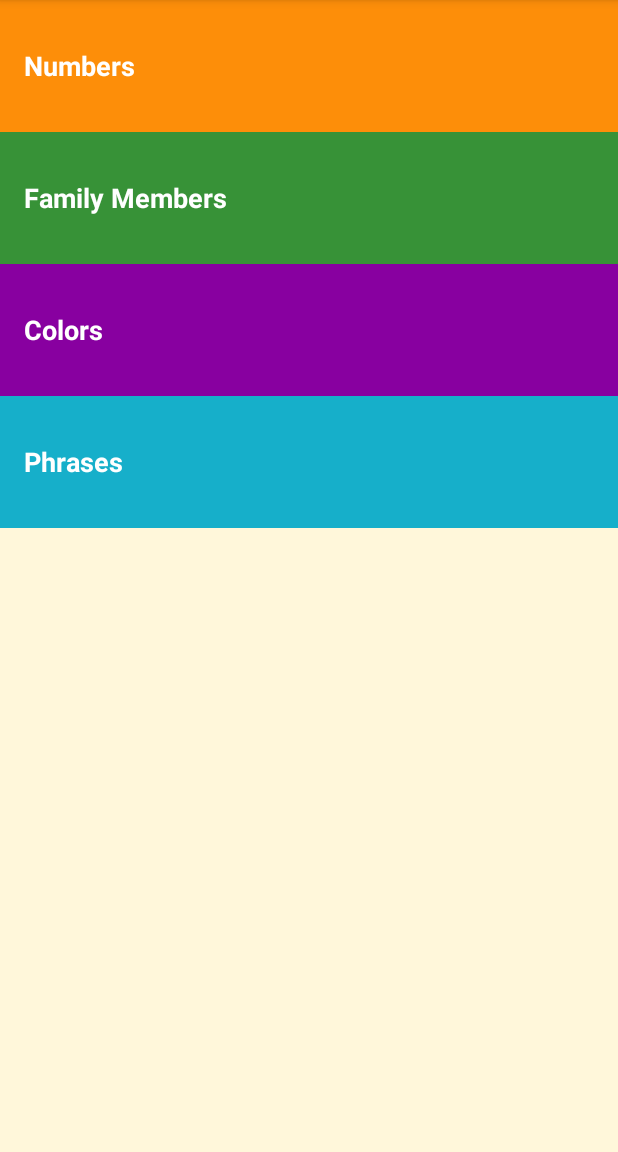
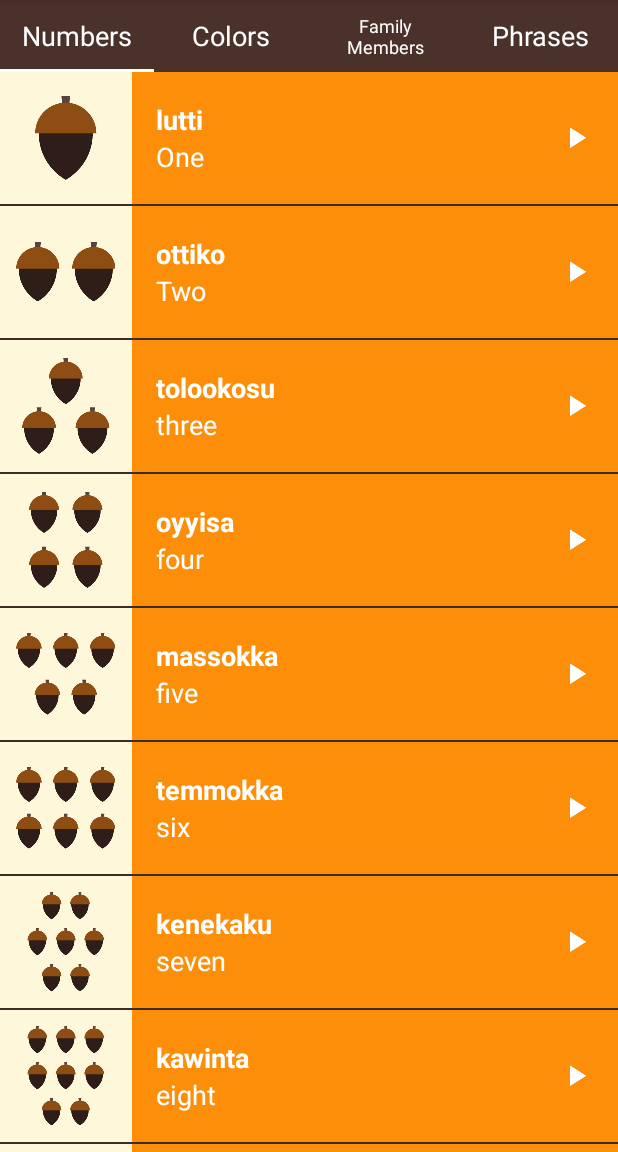
Before and after one commit to fouv/Android-app-training, an Android app: the screen it shows after launch (MainActivity), on a phone screen of 412 x 824 dp, the part 84-1236 px from its top. Run offline under Robolectric (Android 15) with nearby library versions, the phone set to English and light mode, and no system bars.

Commit message:
add TabLayout

```diff
--- a/app/build.gradle
+++ b/app/build.gradle
@@ -20,7 +20,7 @@ android {
 }
 
 dependencies {
-    compile fileTree(dir: 'libs', include: ['*.jar'])
+    compile fileTree(include: ['*.jar'], dir: 'libs')
     compile 'com.android.support:appcompat-v7:23.3.0'
     compile 'com.android.support:support-v4:23.3.0'
     compile 'com.android.support:design:23.3.0'
--- a/app/src/main/java/com/example/android/miwok/PhrasesActivity.java
+++ b/app/src/main/java/com/example/android/miwok/ColorsFragment.java
@@ -4,20 +4,25 @@ import android.content.Context;
 import android.media.AudioManager;
 import android.media.MediaPlayer;
 import android.os.Bundle;
-import android.support.v7.app.AppCompatActivity;
+import android.support.v4.app.Fragment;
+import android.view.LayoutInflater;
 import android.view.View;
+import android.view.ViewGroup;
 import android.widget.AdapterView;
-import android.widget.AdapterView.OnItemClickListener;
 import android.widget.ListView;
 
 import java.util.ArrayList;
 
-public class PhrasesActivity extends AppCompatActivity {
+
+/**
+ * {@link Fragment} that displays a list of number vocabulary words.
+ */
+public class ColorsFragment extends Fragment {
 
     private MediaPlayer mMediaPlayer;
 
     // set global variable for audioManager
-    private AudioManager myAudioManager;
+    private AudioManager mAudioManager;
 
     private AudioManager.OnAudioFocusChangeListener mOnAudioFocusChangeListener =
             new AudioManager.OnAudioFocusChangeListener()    {
@@ -35,7 +40,6 @@ public class PhrasesActivity extends AppCompatActivity {
                     }
                 }
             };
-
     //set a variable for OnCompletionListener
     private MediaPlayer.OnCompletionListener mCompletionListener = new MediaPlayer.OnCompletionListener() {
         @Override
@@ -45,37 +49,37 @@ public class PhrasesActivity extends AppCompatActivity {
     };
 
     @Override
-    protected void onCreate(Bundle savedInstanceState) {
-        super.onCreate(savedInstanceState);
-        setContentView(R.layout.word_list);
+    public View onCreateView(LayoutInflater inflater, ViewGroup container,
+                             Bundle savedInstanceState) {
+        // Inflate the layout for this fragment
+        View rootView = inflater.inflate(R.layout.word_list, container, false);
 
         // Initialize the audio service
-        myAudioManager = (AudioManager) getSystemService(Context.AUDIO_SERVICE);
+        mAudioManager = (AudioManager) getActivity().getSystemService(Context.AUDIO_SERVICE);
 
         //create an Arraylist of Words objects
         final ArrayList<Word> words = new ArrayList<Word>();
-        words.add(new Word("Where are you going?", "minto wuksus",
-                R.raw.phrase_where_are_you_going));
-        words.add(new Word("What is your name?", "tinnә oyaase'nә",
-                R.raw.phrase_what_is_your_name));
-        words.add(new Word("My name is...", "oyaaset...", R.raw.phrase_my_name_is));
-        words.add(new Word("How are you feeling?", "michәksәs?", R.raw.phrase_how_are_you_feeling));
-        words.add(new Word("I’m feeling good.", "kuchi achit", R.raw.phrase_im_feeling_good));
-        words.add(new Word("Are you coming?", "әәnәs'aa?", R.raw.phrase_are_you_coming));
-        words.add(new Word("Yes, I’m coming.", "hәә’ әәnәm", R.raw.phrase_yes_im_coming));
-        words.add(new Word("I’m coming.", "әәnәm", R.raw.phrase_im_coming));
-        words.add(new Word("Let’s go.", "yoowutis", R.raw.phrase_lets_go));
-        words.add(new Word("Come here.", "әnni'nem", R.raw.phrase_come_here));
+        words.add(new Word("red", "weṭeṭṭi", R.drawable.color_red, R.raw.color_red));
+        words.add(new Word("green", "chokokki", R.drawable.color_green, R.raw.color_green));
+        words.add(new Word("brown", "ṭakaakki", R.drawable.color_brown,
+                R.raw.color_brown));
+        words.add(new Word("gray", "ṭopoppi", R.drawable.color_gray, R.raw.color_gray));
+        words.add(new Word("black", "kululli", R.drawable.color_black, R.raw.color_black));
+        words.add(new Word("white", "kelelli", R.drawable.color_white,
+                R.raw.color_white));
+        words.add(new Word("dusty yellow", "ṭopiisә", R.drawable.color_dusty_yellow, R.raw.color_dusty_yellow));
+        words.add(new Word("mustard yellow", "chiwiiṭә", R.drawable.color_mustard_yellow, R.raw.color_mustard_yellow));
 
         // Create an {@link WordAdapter}, whose data source is a list of {@link Word}s. The
         // adapter knows how to create list items for each item in the list.
-        WordAdapter adapter = new WordAdapter(this, words, R.color.category_phrases);
+        WordAdapter adapter = new WordAdapter(getActivity(), words, R.color.category_colors);
 
         //  Get a reference to the ListView and attach the adapter to the listView (word_list.xml)
-        ListView listView = (ListView) findViewById(R.id.list);
+        ListView listView = (ListView) rootView.findViewById(R.id.list);
         listView.setAdapter(adapter);
-        //set a click listener to the arraylist to know where the user clique
-        listView.setOnItemClickListener(new OnItemClickListener() {
+
+        // Set a ClickListener on the ArrayList to know where the user click
+        listView.setOnItemClickListener(new AdapterView.OnItemClickListener() {
             @Override
             public void onItemClick(AdapterView<?> parent, View view, int position, long id) {
                 // set a variable of the word position
@@ -83,16 +87,15 @@ public class PhrasesActivity extends AppCompatActivity {
 
                 // Release the mediaPlayer to initialize sonds and avoid errors if user click on the same time on different items.
                 releaseMediaPlayer();
-
                 // Request audio Focus
-                int result = myAudioManager.requestAudioFocus(mOnAudioFocusChangeListener,
+                int result = mAudioManager.requestAudioFocus(mOnAudioFocusChangeListener,
                         AudioManager.STREAM_MUSIC,
                         AudioManager.AUDIOFOCUS_GAIN_TRANSIENT);
 
-                if (result == AudioManager.AUDIOFOCUS_REQUEST_GRANTED){
+                if (result == AudioManager.AUDIOFOCUS_REQUEST_GRANTED) {
 
                     // associate variable word with MiwokSong
-                    mMediaPlayer = MediaPlayer.create(PhrasesActivity.this, word.getMiwokSong());
+                    mMediaPlayer = MediaPlayer.create(getActivity(), word.getMiwokSong());
 
                     //Start playing MiwokSong
                     mMediaPlayer.start();
@@ -103,19 +106,11 @@ public class PhrasesActivity extends AppCompatActivity {
 
             }
         });
+        // return root view for Fragment code
+        return rootView;
     }
 
-    /**
-     * release MediaPlayer if user leaves app.
-     */
-    @Override
-    protected void onStop() {
-        super.onStop();
-        releaseMediaPlayer();
-
-    }
-
-    /**
+     /**
      * Clean up the media player by releasing its resources.
      */
     private void releaseMediaPlayer() {
@@ -125,8 +120,24 @@ public class PhrasesActivity extends AppCompatActivity {
             // because we no longer need it.
             mMediaPlayer.release();
 
-            //Abandon audio focus when playback is complete
-            myAudioManager.abandonAudioFocus(mOnAudioFocusChangeListener);
+            // Set the media player back to null. For our code, we've decided that
+            // setting the media player to null is an easy way to tell that the media player
+            // is not configured to play an audio file at the moment.
+            mMediaPlayer = null;
+
+            // Regardless of whether or not we were granted audio focus, abandon it. This also
+            // unregisters the AudioFocusChangeListener so we don't get anymore callbacks.
+            mAudioManager.abandonAudioFocus(mOnAudioFocusChangeListener);
         }
     }
+
+    @Override
+    public void onStop() {
+        super.onStop();
+        // When the activity is stopped, release the media player resources because we won't
+        // be playing any more sounds.
+        releaseMediaPlayer();
+    }
+
+
 }
--- a/app/src/main/java/com/example/android/miwok/MainActivity.java
+++ b/app/src/main/java/com/example/android/miwok/MainActivity.java
@@ -15,71 +15,34 @@
  */
 package com.example.android.miwok;
 
-import android.content.Intent;
 import android.os.Bundle;
+import android.support.design.widget.TabLayout;
+import android.support.v4.view.ViewPager;
 import android.support.v7.app.AppCompatActivity;
-import android.view.View;
-import android.widget.TextView;
 
 public class MainActivity extends AppCompatActivity {
-
+    // display the ViewPage in each page
     @Override
     protected void onCreate(Bundle savedInstanceState) {
         super.onCreate(savedInstanceState);
 
-        // Set the content of the activity to use the activity_main.xml layout file
-        setContentView(R.layout.activity_main);
+        // Set the content of the activity to use the activity_category.xml layout file
+        setContentView(R.layout.activity_category);
 
-        // Find the View that shows the numbers category
-        TextView numbers = (TextView) findViewById(R.id.numbers);
+        // Find the view pager that will allow the user to swipe between fragments
+        ViewPager viewPager = (ViewPager) findViewById(R.id.viewpager);
 
-// Set a click listener on that View
-        numbers.setOnClickListener(new View.OnClickListener() {
-            // The code in this method will be executed when the numbers View is clicked on.
-            @Override
-            public void onClick(View view) {
-                Intent numbersIntent = new Intent(MainActivity.this, NumbersActivity.class);
-                startActivity(numbersIntent);
-            }
-        });
+        //create an an adapter that knows which fragment shown
+        SimpleFragmentPagerAdapter adapter = new SimpleFragmentPagerAdapter(this,getSupportFragmentManager());
 
-        // Find the View that shows the Family Members category
-        TextView familyMembers = (TextView) findViewById(R.id.family);
 
-// Set a click listener on that View
-        familyMembers.setOnClickListener(new View.OnClickListener() {
-            // The code in this method will be executed when the family View is clicked on.
-            @Override
-            public void onClick(View view) {
-                Intent familyIntent = new Intent(MainActivity.this, FamilyActivity.class);
-                startActivity(familyIntent);
-            }
-        });
-        // Find the View that shows the Colors category
-        TextView colors = (TextView) findViewById(R.id.colors);
+        // set the adapter into the view pager
+        viewPager.setAdapter(adapter);
 
-// Set a click listener on that View
-        colors.setOnClickListener(new View.OnClickListener() {
-            // The code in this method will be executed when the colors View is clicked on.
-            @Override
-            public void onClick(View view) {
-                Intent colorsIntent = new Intent(MainActivity.this, ColorsActivity.class);
-                startActivity(colorsIntent);
-            }
-        });
 
-        // Find the View that shows the Phrases category
-        TextView phrases = (TextView) findViewById(R.id.phrases);
+        // Give the TabLayout to the ViewPager
+        TabLayout tabLayout = (TabLayout) findViewById(R.id.sliding_tabs);
+        tabLayout.setupWithViewPager(viewPager);
 
-// Set a click listener on that View
-        phrases.setOnClickListener(new View.OnClickListener() {
-            // The code in this method will be executed when the phrases View is clicked on.
-            @Override
-            public void onClick(View view) {
-                Intent phrasesIntent = new Intent(MainActivity.this, PhrasesActivity.class);
-                startActivity(phrasesIntent);
-            }
-        });
     }
-
 }
--- a/app/src/main/java/com/example/android/miwok/NumbersActivity.java
+++ b/app/src/main/java/com/example/android/miwok/NumbersFragment.java
@@ -4,27 +4,32 @@ import android.content.Context;
 import android.media.AudioManager;
 import android.media.MediaPlayer;
 import android.os.Bundle;
-import android.support.v7.app.AppCompatActivity;
+import android.support.v4.app.Fragment;
+import android.view.LayoutInflater;
 import android.view.View;
+import android.view.ViewGroup;
 import android.widget.AdapterView;
-import android.widget.AdapterView.OnItemClickListener;
 import android.widget.ListView;
 
 import java.util.ArrayList;
 
-public class NumbersActivity extends AppCompatActivity {
+/**
+ * {@link Fragment} that displays a list of number vocabulary words.
+ */
+public class NumbersFragment extends Fragment {
 
+    //set a global variable for MediaPlayer
     private MediaPlayer mMediaPlayer;
 
     // set global variable for audioManager
-    private AudioManager myAudioManager;
+    private AudioManager mAudioManager;
 
     private AudioManager.OnAudioFocusChangeListener mOnAudioFocusChangeListener =
-            new AudioManager.OnAudioFocusChangeListener()    {
+            new AudioManager.OnAudioFocusChangeListener() {
 
-            public void onAudioFocusChange (int focusChange){
+                public void onAudioFocusChange(int focusChange) {
                     if (focusChange == AudioManager.AUDIOFOCUS_LOSS_TRANSIENT || //audio Focus lost
-                    focusChange == AudioManager.AUDIOFOCUS_LOSS_TRANSIENT_CAN_DUCK){ //our app can play word at lower volume
+                            focusChange == AudioManager.AUDIOFOCUS_LOSS_TRANSIENT_CAN_DUCK) { //our app can play word at lower volume
                         mMediaPlayer.pause();
                         mMediaPlayer.seekTo(0);//0 because the word start at the beginning
                     } else if (focusChange == AudioManager.AUDIOFOCUS_GAIN) { //our app regained focus and can resume playback
@@ -44,13 +49,18 @@ public class NumbersActivity extends AppCompatActivity {
         }
     };
 
+    public NumbersFragment() {
+        // Required empty public constructor
+    }
+
+    // method onCreate with Layout inflater  return the root view
     @Override
-    protected void onCreate(Bundle savedInstanceState) {
-        super.onCreate(savedInstanceState);
-        setContentView(R.layout.word_list);
+    public View onCreateView(LayoutInflater inflater, ViewGroup container,
+                             Bundle savedInstanceState) {
+        View rootView = inflater.inflate(R.layout.word_list, container, false);
 
         // Initialize the audio service
-        myAudioManager = (AudioManager) getSystemService(Context.AUDIO_SERVICE);
+        mAudioManager = (AudioManager) getActivity().getSystemService(Context.AUDIO_SERVICE);
 
         //create an Arraylist of Words objects
         final ArrayList<Word> words = new ArrayList<Word>();
@@ -66,15 +76,15 @@ public class NumbersActivity extends AppCompatActivity {
         words.add(new Word("ten", "na’aacha", R.drawable.number_ten, R.raw.number_ten));
 
         // Create an {@link WordAdapter}, whose data source is a list of {@link Word}s. The
-        // adapter knows how to create list items for each item in the list.
-        WordAdapter adapter = new WordAdapter(this, words, R.color.category_numbers);
+        // adapter knows how to create list items for each item in the list.  getActivity replace this for Fragments
+        WordAdapter adapter = new WordAdapter(getActivity(), words, R.color.category_numbers);
 
-        //  Get a reference to the ListView and attach the adapter to the listView (word_list.xml
-        ListView listView = (ListView) findViewById(R.id.list);
+        //  Get a reference to the ListView and attach the adapter to the listView (word_list.xml - add rootView object for fragment to find the id list
+        ListView listView = (ListView) rootView.findViewById(R.id.list);
         listView.setAdapter(adapter);
 
         //set an ItemClicklistener
-        listView.setOnItemClickListener(new OnItemClickListener() {
+        listView.setOnItemClickListener(new AdapterView.OnItemClickListener() {
             public void onItemClick(AdapterView<?> parent, View view, int position, long id) {
                 // Log.v("position", String.valueOf(position));
                 //Toast.makeText(NumbersActivity.this, "list item clicked",Toast.LENGTH_SHORT).show();
@@ -86,14 +96,14 @@ public class NumbersActivity extends AppCompatActivity {
                 releaseMediaPlayer();
 
                 // Request audio Focus
-                int result = myAudioManager.requestAudioFocus(mOnAudioFocusChangeListener,
+                int result = mAudioManager.requestAudioFocus(mOnAudioFocusChangeListener,
                         AudioManager.STREAM_MUSIC,
                         AudioManager.AUDIOFOCUS_GAIN_TRANSIENT);
 
-                if (result == AudioManager.AUDIOFOCUS_REQUEST_GRANTED){
+                if (result == AudioManager.AUDIOFOCUS_REQUEST_GRANTED) {
 
-                    // associate variable word with MiwokSong
-                    mMediaPlayer = MediaPlayer.create(NumbersActivity.this, word.getMiwokSong());
+                    // associate variable word with MiwokSong. getActivity instead of this for fragment code
+                    mMediaPlayer = MediaPlayer.create(getActivity(), word.getMiwokSong());
 
                     //Start playing MiwokSong
                     mMediaPlayer.start();
@@ -104,16 +114,8 @@ public class NumbersActivity extends AppCompatActivity {
 
             }
         });
-    }
-
-    /**
-     * release MediaPlayer if user leaves app.
-     */
-    @Override
-    protected void onStop() {
-        super.onStop();
-        releaseMediaPlayer();
-
+        // return root view for Fragment code
+        return rootView;
     }
 
     /**
@@ -126,8 +128,24 @@ public class NumbersActivity extends AppCompatActivity {
             // because we no longer need it.
             mMediaPlayer.release();
 
-           //Abandon audio focus when playback is complete
-            myAudioManager.abandonAudioFocus(mOnAudioFocusChangeListener);
+            // Set the media player back to null. For our code, we've decided that
+            // setting the media player to null is an easy way to tell that the media player
+            // is not configured to play an audio file at the moment.
+            mMediaPlayer = null;
+
+            // Regardless of whether or not we were granted audio focus, abandon it. This also
+            // unregisters the AudioFocusChangeListener so we don't get anymore callbacks.
+            mAudioManager.abandonAudioFocus(mOnAudioFocusChangeListener);
         }
     }
+
+    @Override
+    public void onStop() {
+        super.onStop();
+        // When the activity is stopped, release the media player resources because we won't
+        // be playing any more sounds.
+        releaseMediaPlayer();
     }
+
+
+}
--- /dev/null
+++ b/app/src/main/java/com/example/android/miwok/SimpleFragmentPagerAdapter.java
@@ -0,0 +1,62 @@
+package com.example.android.miwok;
+
+import android.content.Context;
+import android.support.v4.app.Fragment;
+import android.support.v4.app.FragmentManager;
+import android.support.v4.app.FragmentPagerAdapter;
+
+/**
+ * SimpleFragmentPagerAdapter
+ *provide the layout for each lists
+ */
+
+public class SimpleFragmentPagerAdapter extends FragmentPagerAdapter{
+
+    private Context mcontext;
+
+    /** Create a new SimpleFragmentPageAdapater object.
+     *
+     * @param context
+     * @param fm
+     */
+
+
+    public SimpleFragmentPagerAdapter(Context context, FragmentManager fm) {
+        super(fm);
+        mcontext = context;
+    }
+/** return the Fragment that should be displayed */
+
+    @Override
+    public Fragment getItem(int position) {
+        if (position == 0) {
+            return new NumbersFragment();
+        } else if (position == 1){
+            return new ColorsFragment();
+        } else if (position == 2){
+            return new FamilyFragment();
+        } else {
+            return new PhrasesFragment();
+        }
+    }
+    //return the title of the Tab for each position
+
+    @Override
+    public CharSequence getPageTitle(int position) {
+        // Generate title based on item position
+        if (position == 0) {
+            return mcontext.getString(R.string.category_numbers);
+        } else if (position == 1) {
+            return mcontext.getString(R.string.category_colors);
+        } else if (position == 2) {
+            return mcontext.getString(R.string.category_family);
+        } else {
+            return mcontext.getString(R.string.category_phrases);
+        }
+    }
+
+    @Override
+    public int getCount() {
+        return 4;
+    }
+}
--- /dev/null
+++ b/app/src/main/res/layout/activity_category.xml
@@ -0,0 +1,25 @@
+<?xml version="1.0" encoding="utf-8"?>
+<LinearLayout
+    xmlns:android="http://schemas.android.com/apk/res/android"
+    xmlns:tools="http://schemas.android.com/tools"
+    android:id="@+id/container"
+    android:orientation="vertical"
+    android:layout_width="match_parent"
+    android:layout_height="match_parent"
+    android:background="@color/primary_color"
+    tools:context="com.example.android.miwok.MainActivity">
+
+    <!-- TabLayout -->
+    <android.support.design.widget.TabLayout
+        android:id="@+id/sliding_tabs"
+        android:layout_width="match_parent"
+        android:layout_height="wrap_content"
+        style="@style/CategoryTab"/>
+
+    <!-- ViewPager -->
+    <android.support.v4.view.ViewPager
+        android:id="@+id/viewpager"
+        android:layout_width="match_parent"
+        android:layout_height="match_parent"/>
+
+</LinearLayout>
--- a/app/src/main/res/layout/activity_main.xml
+++ /dev/null
@@ -1,57 +0,0 @@
-<?xml version="1.0" encoding="utf-8"?>
-<LinearLayout xmlns:android="http://schemas.android.com/apk/res/android"
-    xmlns:tools="http://schemas.android.com/tools"
-    android:layout_width="match_parent"
-    android:layout_height="match_parent"
-    android:background="@color/tan_background"
-    android:orientation="vertical"
-    tools:context="com.example.android.miwok.MainActivity">
-
-    <!-- Numbers category -->
-    <FrameLayout
-        android:layout_width="match_parent"
-        android:layout_height="wrap_content"
-        android:background="@color/category_numbers">
-        <TextView
-            android:id="@+id/numbers"
-            style="@style/CategoryStyle"
-            android:background="?android:attr/selectableItemBackground"
-            android:text="@string/category_numbers" />
-    </FrameLayout>
-
-    <!-- Family category -->
-    <FrameLayout
-        android:layout_width="match_parent"
-        android:layout_height="wrap_content"
-        android:background="@color/category_family">
-        <TextView
-            android:id="@+id/family"
-            style="@style/CategoryStyle"
-            android:background="?android:attr/selectableItemBackground"
-            android:text="@string/category_family" />
-    </FrameLayout>
-
-    <!-- Colors category -->
-    <FrameLayout
-        android:layout_width="match_parent"
-        android:layout_height="wrap_content"
-        android:background="@color/category_colors">
-        <TextView
-            android:id="@+id/colors"
-            style="@style/CategoryStyle"
-            android:background="?android:attr/selectableItemBackground"
-            android:text="@string/category_colors" />
-    </FrameLayout>
-
-    <!-- Phrases category -->
-    <FrameLayout
-        android:layout_width="match_parent"
-        android:layout_height="wrap_content"
-        android:background="@color/category_phrases">
-        <TextView
-            android:id="@+id/phrases"
-            style="@style/CategoryStyle"
-            android:background="?android:attr/selectableItemBackground"
-            android:text="@string/category_phrases" />
-    </FrameLayout>
-</LinearLayout>
--- a/app/src/main/res/layout/list_item.xml
+++ b/app/src/main/res/layout/list_item.xml
@@ -1,6 +1,7 @@
 <?xml version="1.0" encoding="utf-8"?>
-<RelativeLayout xmlns:android="http://schemas.android.com/apk/res/android"
-    xmlns:tools="http://schemas.android.com/tools"
+<RelativeLayout
+xmlns:android="http://schemas.android.com/apk/res/android"
+xmlns:tools="http://schemas.android.com/tools"
     android:layout_width="match_parent"
     android:layout_height="@dimen/list_item_height"
     android:minHeight="@dimen/list_item_height"
@@ -53,5 +54,4 @@
 
     </RelativeLayout>
 
-
 </RelativeLayout>
--- a/app/src/main/res/values/strings.xml
+++ b/app/src/main/res/values/strings.xml
@@ -28,5 +28,8 @@
     <!-- Category name for the vocabulary words for family members [CHAR LIMIT=20] -->
     <string name="category_family">Family Members</string>
 
+    <!-- TODO: Remove or change this placeholder text -->
+    <string name="hello_blank_fragment">Hello blank fragment</string>
+
 
 </resources>
--- a/app/src/main/res/values/styles.xml
+++ b/app/src/main/res/values/styles.xml
@@ -16,4 +16,10 @@
         <item name="android:textStyle">bold</item>
         <item name="android:textAppearance">?android:textAppearanceMedium</item>
     </style>
+    <style name="CategoryTab" parent="Widget.Design.TabLayout">
+        <item name="tabTextAppearance">?android:textAppearanceMedium</item>
+        <item name = "tabTextColor">@android:color/white</item>
+        <item name="tabIndicatorColor">@android:color/white</item>
+        <item name="tabSelectedTextColor">@android:color/white</item>
+        </style>
 </resources>
```
Also changed, not shown: app/src/main/AndroidManifest.xml (+0 -35 lines), app/src/main/java/com/example/android/miwok/FamilyFragment.java (renamed from app/src/main/java/com/example/android/miwok/ColorsActivity.java, +66 -38 lines), app/src/main/java/com/example/android/miwok/PhrasesFragment.java (renamed from app/src/main/java/com/example/android/miwok/FamilyActivity.java, +60 -45 lines). Lines whose indentation alone changed are shown as unchanged.
